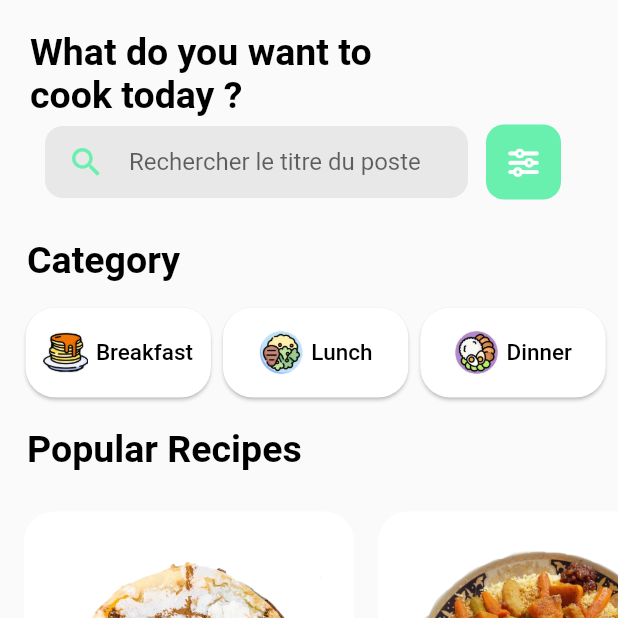
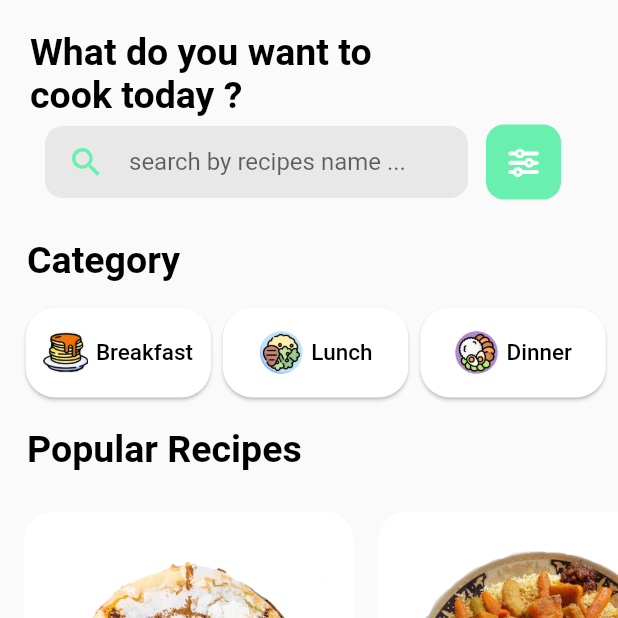
Before and after one commit to koliche/Moroccan-Food-Recipes, a Flutter app: the HomePage screen opened by its route, on a phone screen of 412 x 824 dp, the top half of it. Run offline on Flutter 3.47's test engine with Material 2 defaults, Android fonts, the phone set to English and light mode, and no system bars; our stand-ins replace animate_do, font_awesome_flutter, google_fonts.

Commit message:
nothing importent

```diff
--- a/lib/views/widgets/searchWidget.dart
+++ b/lib/views/widgets/searchWidget.dart
@@ -33,12 +33,12 @@ class _SearchWidgetState extends State<SearchWidget> {
                     color: Colors.greenAccent,
                   ),
                   border: InputBorder.none,
-                  hintText: "Rechercher le titre du poste",
+                  hintText: "search by recipes name ...",
                 ),
               ),
             ),
           ),
-          //icon setting
+          //icon Filter setting ::::::::::
           Container(
             width: 50.0,
             height: 50.0,
```
